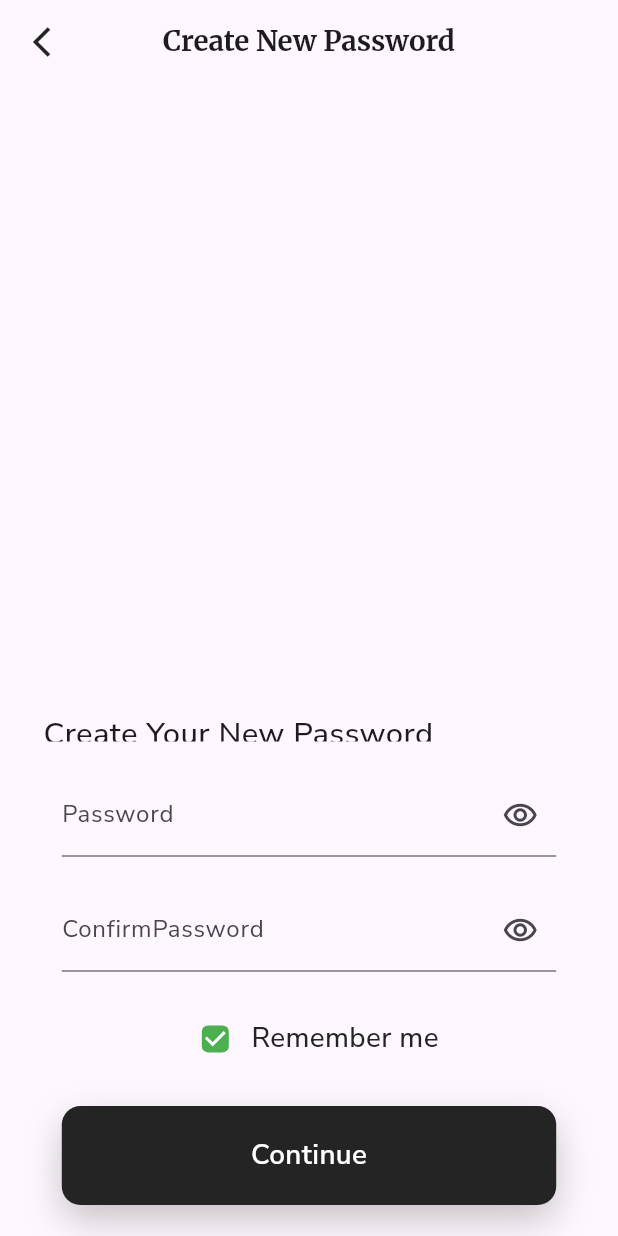
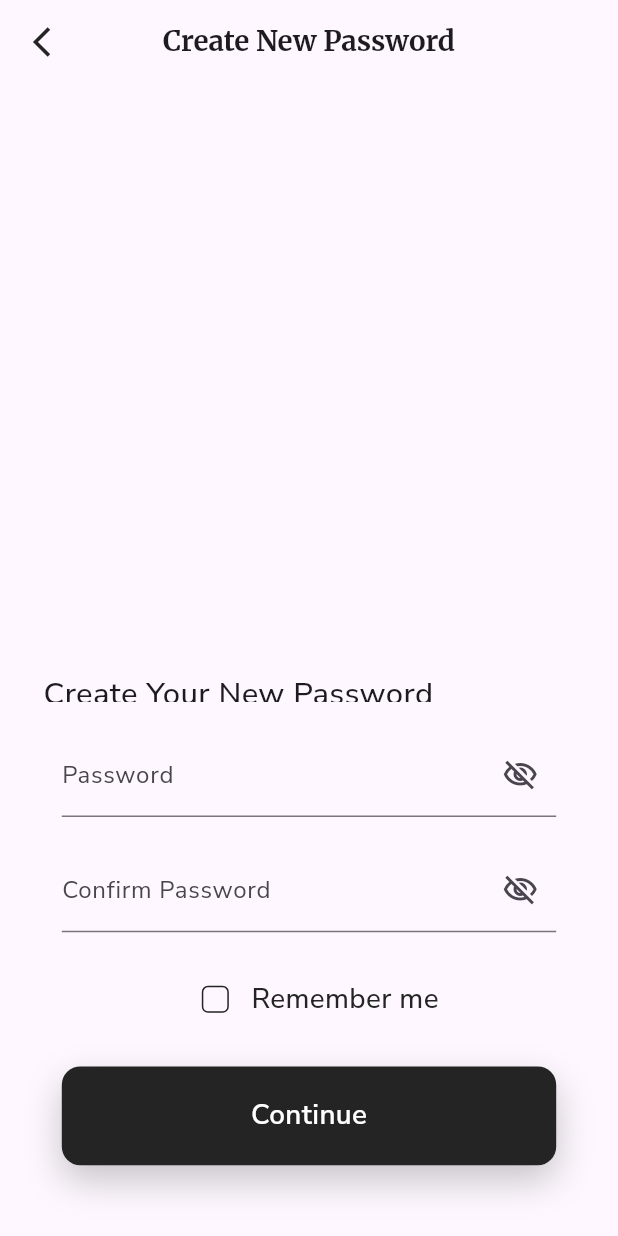
Before and after one commit to shabeer7559/furnigo, a Flutter app: the EmailOtp screen opened directly, after a tap on "Verify", on a phone screen of 412 x 824 dp. Run offline on Flutter 3.47's test engine with Material 3 defaults, Android fonts, the phone set to English and light mode, and no system bars; our stand-ins replace awesome_bottom_bar, firebase_core, flutter_svg, google_fonts, image_picker, pinput; missing offline and left inert: country_state_city_picker, flutter_flip_card, givestarreviews; accounts and stored records are empty.

Commit message:
forget password updated

```diff
--- a/lib/features/authentication/screen/create_new_password.dart
+++ b/lib/features/authentication/screen/create_new_password.dart
@@ -14,9 +14,14 @@ class NewPassword extends StatefulWidget {
 }
 
 class _NewPasswordState extends State<NewPassword> {
-  bool password=true;
-  bool password1=true;
-  bool remember=true;
+  TextEditingController passwordController = TextEditingController();
+  TextEditingController newpasswordController = TextEditingController();
+  final formKey =GlobalKey<FormState>();
+  final passwordValidator =
+  RegExp(r"^(?=.*?[A-Z])(?=.*?[a-z])(?=.*?[0-9])(?=.*?[!@#\$&*~]).{8,}");
+  bool password=false;
+  bool password1=false;
+  bool remember=false;
   @override
   Widget build(BuildContext context) {
     return Scaffold(
@@ -34,7 +39,12 @@ class _NewPasswordState extends State<NewPassword> {
         elevation: 0,
         centerTitle: true,
       ),
-      body: Column(
+      body: SingleChildScrollView(
+        child: Form(
+          key: formKey,
+          child: Container(
+            height: h*0.9,
+            child: Column(
               crossAxisAlignment: CrossAxisAlignment.start,
               mainAxisAlignment: MainAxisAlignment.end,
               children: [
@@ -55,6 +65,7 @@ class _NewPasswordState extends State<NewPassword> {
                     children: [
                       TextFormField(
                         keyboardType: TextInputType.emailAddress,
+                        controller: passwordController,
                         textInputAction: TextInputAction.done,
                         obscureText: password?false:true,
                         decoration: InputDecoration(
@@ -76,6 +87,14 @@ class _NewPasswordState extends State<NewPassword> {
                       TextFormField(
                         obscureText: password1?false:true,
                         textInputAction: TextInputAction.done,
+                        controller: newpasswordController,
+                        validator: (value) {
+                          if(passwordController.text==newpasswordController.text){
+                            return null;
+                          }else{
+                            return"Password Doesnt Match";
+                          }
+                        },
                         decoration: InputDecoration(
                           suffixIcon: InkWell(
                               onTap: () {
@@ -85,7 +104,7 @@ class _NewPasswordState extends State<NewPassword> {
                                 });
                               },
                               child: Icon(password1==true?Icons.remove_red_eye_outlined:Icons.visibility_off_outlined)),
-                    labelText: "ConfirmPassword",
+                          labelText: "Confirm Password",
                           hintText: "Confirm Your Password",
                           constraints: BoxConstraints(
                               maxWidth: w*0.8
@@ -97,8 +116,8 @@ class _NewPasswordState extends State<NewPassword> {
                         children: [
                           Checkbox(
                             shape: RoundedRectangleBorder(borderRadius: BorderRadius.circular(w*0.01)),
-                      side: BorderSide(color:ColorConst.green ),
-                      activeColor: Colors.green,
+                            side: BorderSide(color:ColorConst.primaryColor ),
+                            activeColor: ColorConst.primaryColor,
                             value: remember,
                             onChanged: (value) {
                               setState(() {
@@ -118,7 +137,21 @@ class _NewPasswordState extends State<NewPassword> {
 
                       InkWell(
                         onTap: () {
+                         if(
+                         passwordController.text!=""&&
+                         newpasswordController.text!=""&&
+                         formKey.currentState!.validate()
+                         )
                           Navigator.push(context, CupertinoPageRoute(builder: (context) => LoginPage(),));
+                         else{
+                         passwordController.text==""?
+                         ScaffoldMessenger.of(context).showSnackBar(SnackBar(content: Text("Please Enter New Password"))):
+                         newpasswordController.text==""?
+                         ScaffoldMessenger.of(context).showSnackBar(SnackBar(content: Text("Please Conform Your Password"))):
+                         ScaffoldMessenger.of(context).showSnackBar(SnackBar(content: Text("Please Enter Your Valid password")));
+
+
+                         }
                         },
                         child: Container(
                           height: h*0.08,
@@ -150,6 +183,9 @@ class _NewPasswordState extends State<NewPassword> {
                 ),
               ],
             ),
+          ),
+        ),
+      ),
     );
   }
 }
--- a/lib/features/authentication/screen/email_otp.dart
+++ b/lib/features/authentication/screen/email_otp.dart
@@ -61,18 +61,7 @@ class _EmailOtpState extends State<EmailOtp> {
                         ),),
                       ],
                     ),
-                    Pinput(
-                      length: 4,
-                      defaultPinTheme: PinTheme(
-                          margin: EdgeInsets.all(w*0.02),
-                          width: w*0.17,
-                          height: w*0.17,
-                          decoration: BoxDecoration(
-                              color: ColorConst.grey.withOpacity(0.25),
-                              borderRadius: BorderRadius.circular(w*0.03)
-                          )
-                      ),
-                    ),
+
                   ],
                 ),
               ),
--- a/pubspec.yaml
+++ b/pubspec.yaml
@@ -45,6 +45,7 @@ dependencies:
   awesome_bottom_bar: ^1.2.4
   image_picker: ^1.0.4
   firebase_core: ^2.24.2
+  email_otp: ^2.1.2
 
 
 dev_dependencies:
```
Also changed, not shown: lib/features/authentication/screen/foget_password.dart (+22 -0 lines), pubspec.lock. Lines whose indentation alone changed are shown as unchanged.
